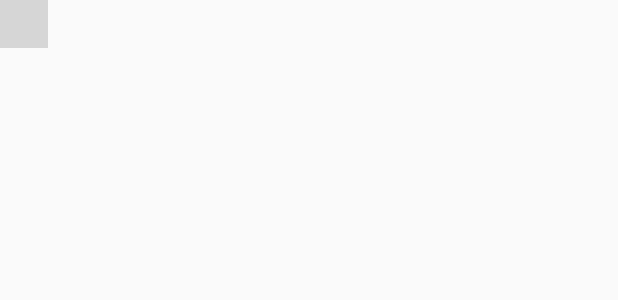
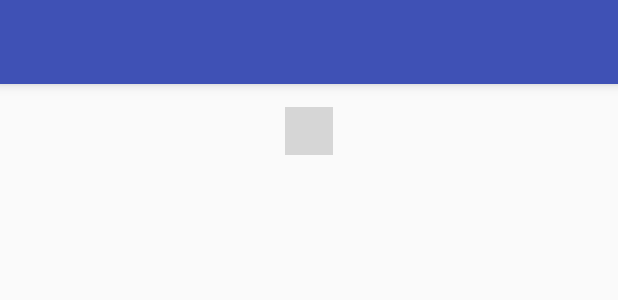
Before and after one commit to Codeminators/finclusion, an Android app: the layout activity_main.xml on its own in the app's theme, with its tools: preview values and no code run, on a phone screen of 412 x 824 dp. Shown: the top 300 px of the screen. Run offline under Robolectric (Android 15) with nearby library versions, the phone set to English and light mode, and no system bars; plain views replace TickerView; grey boxes are pictures that could not be loaded.

Commit message:
add navigation drawer

```diff
--- a/app/build.gradle
+++ b/app/build.gradle
@@ -22,5 +22,7 @@ android {
 dependencies {
     compile fileTree(dir: 'libs', include: ['*.jar'])
     compile 'com.android.support:appcompat-v7:24.2.1'
+    compile 'com.android.support:design:24.2.1'
+    compile 'com.android.support:support-v4:24.2.1'
     compile 'com.robinhood.ticker:ticker:1.1.0'
 }
--- a/app/src/main/res/layout/activity_main.xml
+++ b/app/src/main/res/layout/activity_main.xml
@@ -1,19 +1,45 @@
 <?xml version="1.0" encoding="utf-8"?>
-<LinearLayout xmlns:android="http://schemas.android.com/apk/res/android"
+<android.support.v4.widget.DrawerLayout xmlns:android="http://schemas.android.com/apk/res/android"
     xmlns:app="http://schemas.android.com/apk/res-auto"
-    xmlns:tools="http://schemas.android.com/tools"
+    android:id="@+id/drawer_layout"
+    android:layout_width="match_parent"
+    android:layout_height="match_parent"
+    android:fitsSystemWindows="true">
+
+    <LinearLayout xmlns:tools="http://schemas.android.com/tools"
         android:id="@+id/activity_main"
         android:layout_width="match_parent"
         android:layout_height="match_parent"
+        android:orientation="vertical"
         tools:context="codeminators.finclusion.MainActivity">
+
+        <android.support.v7.widget.Toolbar
+            android:id="@+id/toolbar"
+            android:layout_width="match_parent"
+            android:layout_height="wrap_content"
+            android:background="@color/colorPrimary"
+            android:elevation="5dp"
+            android:minHeight="?attr/actionBarSize"
+            app:popupTheme="@style/ThemeOverlay.AppCompat.Light"
+            app:theme="@style/ThemeOverlay.AppCompat.Dark.ActionBar" />
 
         <com.robinhood.ticker.TickerView
             android:id="@+id/tickerView"
             android:layout_width="wrap_content"
             android:layout_height="wrap_content"
             android:layout_gravity="center_horizontal"
+            android:layout_marginTop="15dp"
             android:gravity="center"
-        android:layout_marginTop="15dp"
             android:textColor="@color/colorPrimary"
             android:textSize="30sp" />
     </LinearLayout>
+
+    <android.support.design.widget.NavigationView
+        android:id="@+id/nav_view"
+        android:layout_width="wrap_content"
+        android:layout_height="match_parent"
+        android:layout_gravity="start"
+        android:fitsSystemWindows="true"
+        app:menu="@menu/drawer_menu" />
+
+</android.support.v4.widget.DrawerLayout>
--- /dev/null
+++ b/app/src/main/res/menu/drawer_menu.xml
@@ -0,0 +1,8 @@
+<?xml version="1.0" encoding="utf-8"?>
+<menu xmlns:android="http://schemas.android.com/apk/res/android">
+    <item
+        android:id="@+id/nav_home"
+        android:checked="true"
+        android:icon="@mipmap/ic_launcher"
+        android:title="Home"/>
+</menu>
--- a/app/src/main/res/values/styles.xml
+++ b/app/src/main/res/values/styles.xml
@@ -1,7 +1,7 @@
 <resources>
 
     <!-- Base application theme. -->
-    <style name="AppTheme" parent="Theme.AppCompat.Light.DarkActionBar">
+    <style name="AppTheme" parent="Theme.AppCompat.Light.NoActionBar">
         <!-- Customize your theme here. -->
         <item name="colorPrimary">@color/colorPrimary</item>
         <item name="colorPrimaryDark">@color/colorPrimaryDark</item>
```
Also changed, not shown: app/src/main/java/codeminators/finclusion/MainActivity.java (+51 -0 lines). Lines whose indentation alone changed are shown as unchanged.
